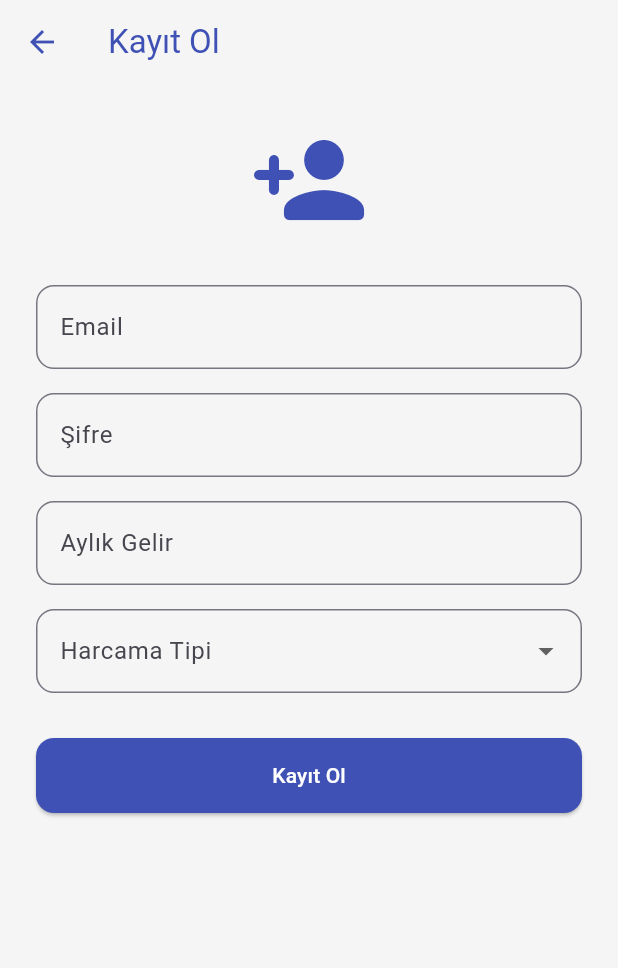
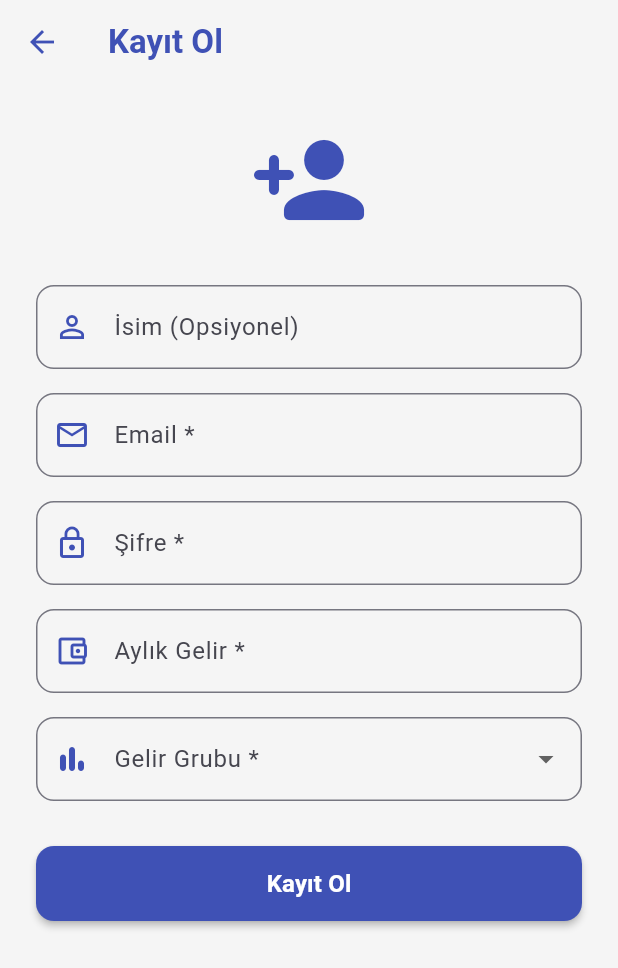
Before and after one commit to MelisaArslantas/Anomali_Projesi, a Flutter app: the RegisterScreen screen opened directly, on a phone screen of 412 x 824 dp. Shown: the top 968 px of the screen. Run offline on Flutter 3.47's test engine with Material 3 defaults, Android fonts, the phone set to English and light mode, and no system bars; our stand-ins replace cloud_firestore, firebase_auth, firebase_core; accounts and stored records are empty.

Commit message:
"IP2: Firebase Auth ve Firestore Kullanıcı Kayıt Sistemi Tamamlandı

```diff
--- a/anomali_mobil/lib/screens/register_screen.dart
+++ b/anomali_mobil/lib/screens/register_screen.dart
@@ -1,5 +1,5 @@
 import 'package:flutter/material.dart';
-import '../services/api_service.dart';
+import '../services/auth_service.dart';
 
 class RegisterScreen extends StatefulWidget {
   const RegisterScreen({super.key});
@@ -9,16 +9,50 @@ class RegisterScreen extends StatefulWidget {
 }
 
 class _RegisterScreenState extends State<RegisterScreen> {
+  // 🟡 UX İÇİN (Opsiyonel)
+  final _nameController = TextEditingController();
+
+  // ✅ ZORUNLU
   final _emailController = TextEditingController();
   final _passwordController = TextEditingController();
+
+  // ✅ ANALİZ İÇİN GEREKLİ
   final _incomeController = TextEditingController();
-  final ApiService _apiService = ApiService();
+  String? _selectedIncomeGroup;
+  final List<String> _incomeGroups = ['Düşük Gelir', 'Orta Gelir', 'Yüksek Gelir'];
 
-  String? _selectedExpenseType;
-  final List<String> _expenseTypes = ['Gıda', 'Ulaşım', 'Eğlence', 'Sağlık', 'Diğer'];
+  final AuthService _authService = AuthService();
 
   void _handleRegister() async {
-    // Kayıt mantığı buraya gelecek
+    // Zorunlu alan ve dropdown seçimi kontrolü
+    if (_emailController.text.isEmpty ||
+        _passwordController.text.isEmpty ||
+        _selectedIncomeGroup == null ||
+        _incomeController.text.isEmpty) {
+      ScaffoldMessenger.of(context).showSnackBar(
+        const SnackBar(content: Text("Lütfen yıldızlı (*) alanları doldurun!")),
+      );
+      return;
+    }
+
+    // Firebase kayıt işlemi
+    String? result = await _authService.registerUser(
+      email: _emailController.text.trim(),
+      password: _passwordController.text.trim(),
+      name: _nameController.text.trim(), // Boşsa AuthService "Kullanıcı" atar
+      monthlyIncome: double.tryParse(_incomeController.text) ?? 0.0,
+      incomeGroup: _selectedIncomeGroup!,
+    );
+
+    if (result == "success") {
+      // Kayıt başarılı; dökümandaki ana ekrana yönlendirilir
+      Navigator.pushReplacementNamed(context, '/dashboard');
+    } else {
+      // Hata mesajını kullanıcıya göster
+      ScaffoldMessenger.of(context).showSnackBar(
+        SnackBar(content: Text("Hata: $result")),
+      );
+    }
   }
 
   @override
@@ -29,7 +63,7 @@ class _RegisterScreenState extends State<RegisterScreen> {
         backgroundColor: Colors.transparent,
         elevation: 0,
         iconTheme: const IconThemeData(color: Colors.indigo),
-        title: const Text("Kayıt Ol", style: TextStyle(color: Colors.indigo)),
+        title: const Text("Kayıt Ol", style: TextStyle(color: Colors.indigo, fontWeight: FontWeight.bold)),
       ),
       body: SingleChildScrollView(
         padding: const EdgeInsets.all(24.0),
@@ -37,42 +71,70 @@ class _RegisterScreenState extends State<RegisterScreen> {
           children: [
             const Icon(Icons.person_add_rounded, size: 80, color: Colors.indigo),
             const SizedBox(height: 30),
+
+            // 🟡 UX İÇİN (Opsiyonel Katman)
             TextField(
-              controller: _emailController,
+              controller: _nameController,
               decoration: InputDecoration(
-                labelText: "Email",
+                labelText: "İsim (Opsiyonel)",
+                prefixIcon: const Icon(Icons.person_outline, color: Colors.indigo),
                 border: OutlineInputBorder(borderRadius: BorderRadius.circular(12)),
               ),
             ),
             const SizedBox(height: 16),
+
+            // ✅ ZORUNLU (Kimlik Katmanı)
+            TextField(
+              controller: _emailController,
+              keyboardType: TextInputType.emailAddress,
+              decoration: InputDecoration(
+                labelText: "Email *",
+                prefixIcon: const Icon(Icons.email_outlined, color: Colors.indigo),
+                border: OutlineInputBorder(borderRadius: BorderRadius.circular(12)),
+              ),
+            ),
+            const SizedBox(height: 16),
+
             TextField(
               controller: _passwordController,
               obscureText: true,
               decoration: InputDecoration(
-                labelText: "Şifre",
+                labelText: "Şifre *",
+                prefixIcon: const Icon(Icons.lock_outline, color: Colors.indigo),
                 border: OutlineInputBorder(borderRadius: BorderRadius.circular(12)),
               ),
             ),
             const SizedBox(height: 16),
+
+            // ✅ ANALİZ İÇİN (Finansal Veri Katmanı)
             TextField(
               controller: _incomeController,
               keyboardType: TextInputType.number,
               decoration: InputDecoration(
-                labelText: "Aylık Gelir",
+                labelText: "Aylık Gelir *",
+                prefixIcon: const Icon(Icons.account_balance_wallet_outlined, color: Colors.indigo),
                 border: OutlineInputBorder(borderRadius: BorderRadius.circular(12)),
               ),
             ),
             const SizedBox(height: 16),
+
             DropdownButtonFormField<String>(
               decoration: InputDecoration(
-                labelText: "Harcama Tipi",
+                labelText: "Gelir Grubu *", // Görseldeki hata burada düzeltildi
+                prefixIcon: const Icon(Icons.bar_chart_rounded, color: Colors.indigo),
                 border: OutlineInputBorder(borderRadius: BorderRadius.circular(12)),
               ),
-              value: _selectedExpenseType,
-              items: _expenseTypes.map((type) => DropdownMenuItem(value: type, child: Text(type))).toList(),
-              onChanged: (val) => setState(() => _selectedExpenseType = val),
+              value: _selectedIncomeGroup,
+              items: _incomeGroups.map((group) => DropdownMenuItem(
+                value: group,
+                child: Text(group)
+              )).toList(),
+              onChanged: (val) => setState(() => _selectedIncomeGroup = val),
             ),
+
             const SizedBox(height: 30),
+
+            // KAYIT BUTONU
             SizedBox(
               width: double.infinity,
               height: 50,
@@ -80,9 +142,10 @@ class _RegisterScreenState extends State<RegisterScreen> {
                 onPressed: _handleRegister,
                 style: ElevatedButton.styleFrom(
                   backgroundColor: Colors.indigo,
+                  elevation: 2,
                   shape: RoundedRectangleBorder(borderRadius: BorderRadius.circular(12)),
                 ),
-                child: const Text("Kayıt Ol", style: TextStyle(color: Colors.white)),
+                child: const Text("Kayıt Ol", style: TextStyle(color: Colors.white, fontSize: 16, fontWeight: FontWeight.bold)),
               ),
             ),
           ],
```
Also changed, not shown: anomali_mobil/lib/main.dart (+14 -5 lines), anomali_mobil/lib/services/auth_service.dart (+45 -0 lines).
